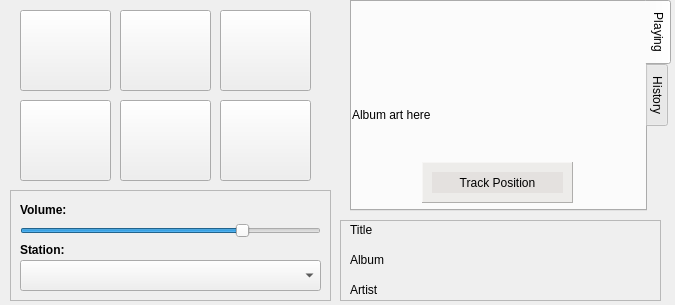
The window that qAndora-mobile.ui (JeffHoogland/qAndora) describes before a commit, drawn with Qt 5.
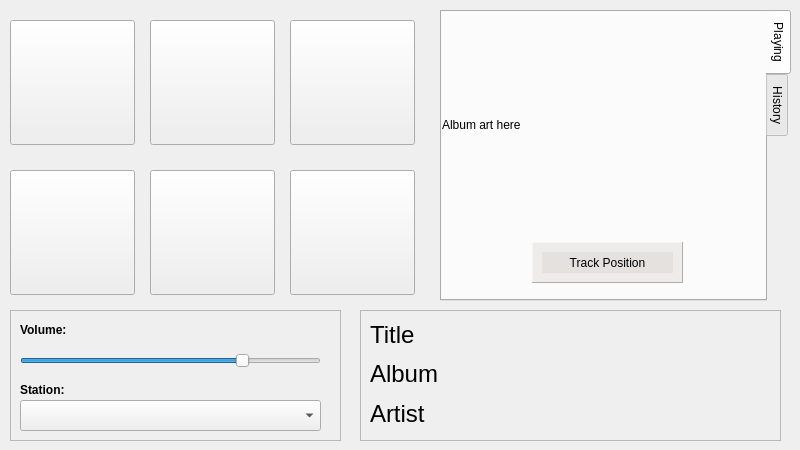
The same window after the commit. Icons and pictures are not drawn.

Commit message: Optimizing mobile UI

Patch:
```diff
--- a/qAndora-mobile.ui
+++ b/qAndora-mobile.ui
@@ -6,20 +6,20 @@
    <rect>
     <x>0</x>
     <y>0</y>
-    <width>675</width>
-    <height>305</height>
+    <width>800</width>
+    <height>450</height>
    </rect>
   </property>
   <property name="minimumSize">
    <size>
-    <width>323</width>
-    <height>305</height>
+    <width>800</width>
+    <height>450</height>
    </size>
   </property>
   <property name="maximumSize">
    <size>
-    <width>675</width>
-    <height>305</height>
+    <width>800</width>
+    <height>450</height>
    </size>
   </property>
   <property name="windowTitle">
@@ -33,10 +33,10 @@
    <widget class="QTabWidget" name="mainWidget">
     <property name="geometry">
      <rect>
-      <x>350</x>
-      <y>0</y>
-      <width>321</width>
-      <height>211</height>
+      <x>440</x>
+      <y>10</y>
+      <width>351</width>
+      <height>291</height>
      </rect>
     </property>
     <property name="tabPosition">
@@ -80,8 +80,8 @@
      <widget class="QFrame" name="positionFrame">
       <property name="geometry">
        <rect>
-        <x>70</x>
-        <y>160</y>
+        <x>90</x>
+        <y>230</y>
         <width>151</width>
         <height>41</height>
        </rect>
@@ -971,10 +971,10 @@
    <widget class="QFrame" name="infoFrame">
     <property name="geometry">
      <rect>
-      <x>340</x>
-      <y>220</y>
-      <width>321</width>
-      <height>81</height>
+      <x>360</x>
+      <y>310</y>
+      <width>421</width>
+      <height>131</height>
      </rect>
     </property>
     <property name="frameShape">
@@ -987,13 +987,13 @@
      <property name="geometry">
       <rect>
        <x>10</x>
-       <y>0</y>
-       <width>301</width>
-       <height>20</height>
+       <y>10</y>
+       <width>401</width>
+       <height>31</height>
       </rect>
      </property>
      <property name="text">
-      <string>Title</string>
+      <string>&lt;html&gt;&lt;head/&gt;&lt;body&gt;&lt;p&gt;&lt;span style=&quot; font-size:18pt;&quot;&gt;Title&lt;/span&gt;&lt;/p&gt;&lt;/body&gt;&lt;/html&gt;</string>
      </property>
      <property name="wordWrap">
       <bool>true</bool>
@@ -1009,13 +1009,13 @@
      <property name="geometry">
       <rect>
        <x>10</x>
-       <y>30</y>
-       <width>301</width>
-       <height>20</height>
+       <y>49</y>
+       <width>401</width>
+       <height>31</height>
       </rect>
      </property>
      <property name="text">
-      <string>Album</string>
+      <string>&lt;html&gt;&lt;head/&gt;&lt;body&gt;&lt;p&gt;&lt;span style=&quot; font-size:18pt;&quot;&gt;Album&lt;/span&gt;&lt;/p&gt;&lt;/body&gt;&lt;/html&gt;</string>
      </property>
      <property name="wordWrap">
       <bool>true</bool>
@@ -1031,13 +1031,13 @@
      <property name="geometry">
       <rect>
        <x>10</x>
-       <y>60</y>
-       <width>271</width>
-       <height>20</height>
+       <y>89</y>
+       <width>401</width>
+       <height>31</height>
       </rect>
      </property>
      <property name="text">
-      <string>Artist</string>
+      <string>&lt;html&gt;&lt;head/&gt;&lt;body&gt;&lt;p&gt;&lt;span style=&quot; font-size:18pt;&quot;&gt;Artist&lt;/span&gt;&lt;/p&gt;&lt;/body&gt;&lt;/html&gt;</string>
      </property>
      <property name="openExternalLinks">
       <bool>true</bool>
@@ -1047,10 +1047,10 @@
    <widget class="QPushButton" name="loveButton">
     <property name="geometry">
      <rect>
-      <x>120</x>
-      <y>100</y>
-      <width>91</width>
-      <height>81</height>
+      <x>150</x>
+      <y>170</y>
+      <width>125</width>
+      <height>125</height>
      </rect>
     </property>
     <property name="toolTip">
@@ -1065,18 +1065,18 @@
     </property>
     <property name="iconSize">
      <size>
-      <width>50</width>
-      <height>50</height>
+      <width>75</width>
+      <height>75</height>
      </size>
     </property>
    </widget>
    <widget class="QPushButton" name="tiredButton">
     <property name="geometry">
      <rect>
-      <x>220</x>
-      <y>10</y>
-      <width>91</width>
-      <height>81</height>
+      <x>290</x>
+      <y>20</y>
+      <width>125</width>
+      <height>125</height>
      </rect>
     </property>
     <property name="toolTip">
@@ -1091,18 +1091,18 @@
     </property>
     <property name="iconSize">
      <size>
-      <width>50</width>
-      <height>50</height>
+      <width>75</width>
+      <height>75</height>
      </size>
     </property>
    </widget>
    <widget class="QPushButton" name="banButton">
     <property name="geometry">
      <rect>
-      <x>120</x>
-      <y>10</y>
-      <width>91</width>
-      <height>81</height>
+      <x>150</x>
+      <y>20</y>
+      <width>125</width>
+      <height>125</height>
      </rect>
     </property>
     <property name="toolTip">
@@ -1117,18 +1117,18 @@
     </property>
     <property name="iconSize">
      <size>
-      <width>50</width>
-      <height>50</height>
+      <width>75</width>
+      <height>75</height>
      </size>
     </property>
    </widget>
    <widget class="QPushButton" name="playPauseButton">
     <property name="geometry">
      <rect>
-      <x>20</x>
-      <y>10</y>
-      <width>91</width>
-      <height>81</height>
+      <x>10</x>
+      <y>20</y>
+      <width>125</width>
+      <height>125</height>
      </rect>
     </property>
     <property name="toolTip">
@@ -1143,18 +1143,18 @@
     </property>
     <property name="iconSize">
      <size>
-      <width>50</width>
-      <height>50</height>
+      <width>75</width>
+      <height>75</height>
      </size>
     </property>
    </widget>
    <widget class="QPushButton" name="skipButton">
     <property name="geometry">
      <rect>
-      <x>20</x>
-      <y>100</y>
-      <width>91</width>
-      <height>81</height>
+      <x>10</x>
+      <y>170</y>
+      <width>125</width>
+      <height>125</height>
      </rect>
     </property>
     <property name="toolTip">
@@ -1169,18 +1169,18 @@
     </property>
     <property name="iconSize">
      <size>
-      <width>50</width>
-      <height>50</height>
+      <width>75</width>
+      <height>75</height>
      </size>
     </property>
    </widget>
    <widget class="QPushButton" name="settingsButton">
     <property name="geometry">
      <rect>
-      <x>220</x>
-      <y>100</y>
-      <width>91</width>
-      <height>81</height>
+      <x>290</x>
+      <y>170</y>
+      <width>125</width>
+      <height>125</height>
      </rect>
     </property>
     <property name="toolTip">
@@ -1195,8 +1195,8 @@
     </property>
     <property name="iconSize">
      <size>
-      <width>50</width>
-      <height>50</height>
+      <width>75</width>
+      <height>75</height>
      </size>
     </property>
    </widget>
@@ -1204,9 +1204,9 @@
     <property name="geometry">
      <rect>
       <x>10</x>
-      <y>190</y>
-      <width>321</width>
-      <height>111</height>
+      <y>310</y>
+      <width>331</width>
+      <height>131</height>
      </rect>
     </property>
     <property name="frameShape">
@@ -1219,7 +1219,7 @@
      <property name="geometry">
       <rect>
        <x>10</x>
-       <y>20</y>
+       <y>30</y>
        <width>301</width>
        <height>41</height>
       </rect>
@@ -1241,7 +1241,7 @@
      <property name="geometry">
       <rect>
        <x>10</x>
-       <y>70</y>
+       <y>90</y>
        <width>301</width>
        <height>31</height>
       </rect>
@@ -1267,7 +1267,7 @@
      <property name="geometry">
       <rect>
        <x>10</x>
-       <y>50</y>
+       <y>70</y>
        <width>77</width>
        <height>21</height>
       </rect>
```
Left out of the diff: 3 changed lines with no effect on the pictures. The commit also changes 4 other files.
